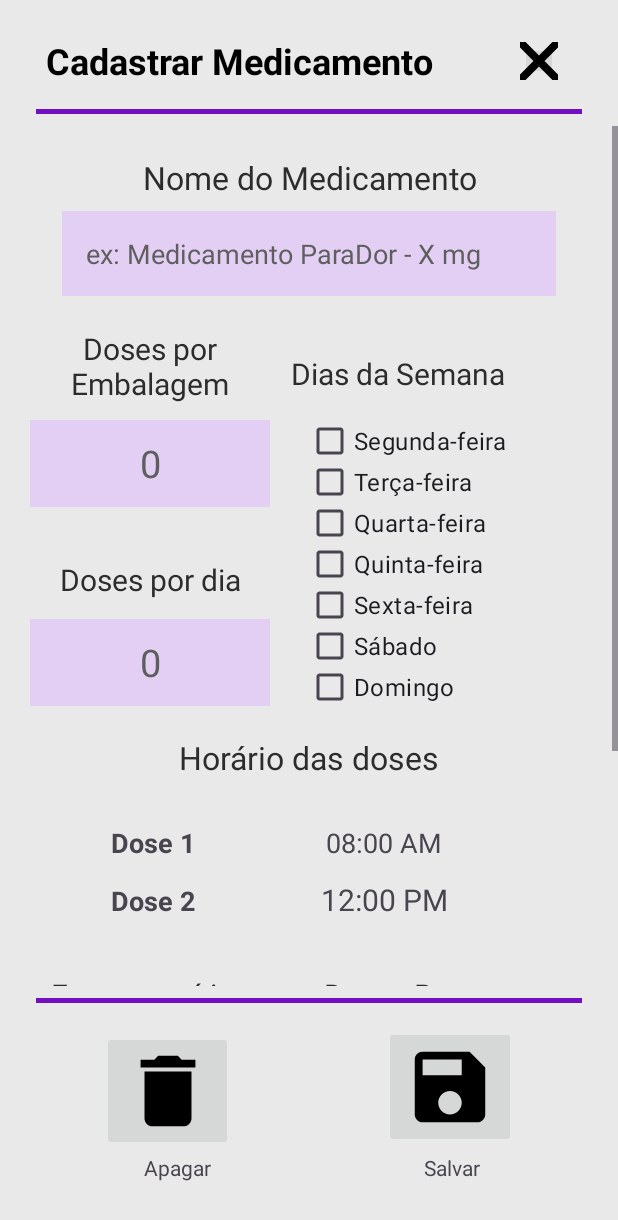
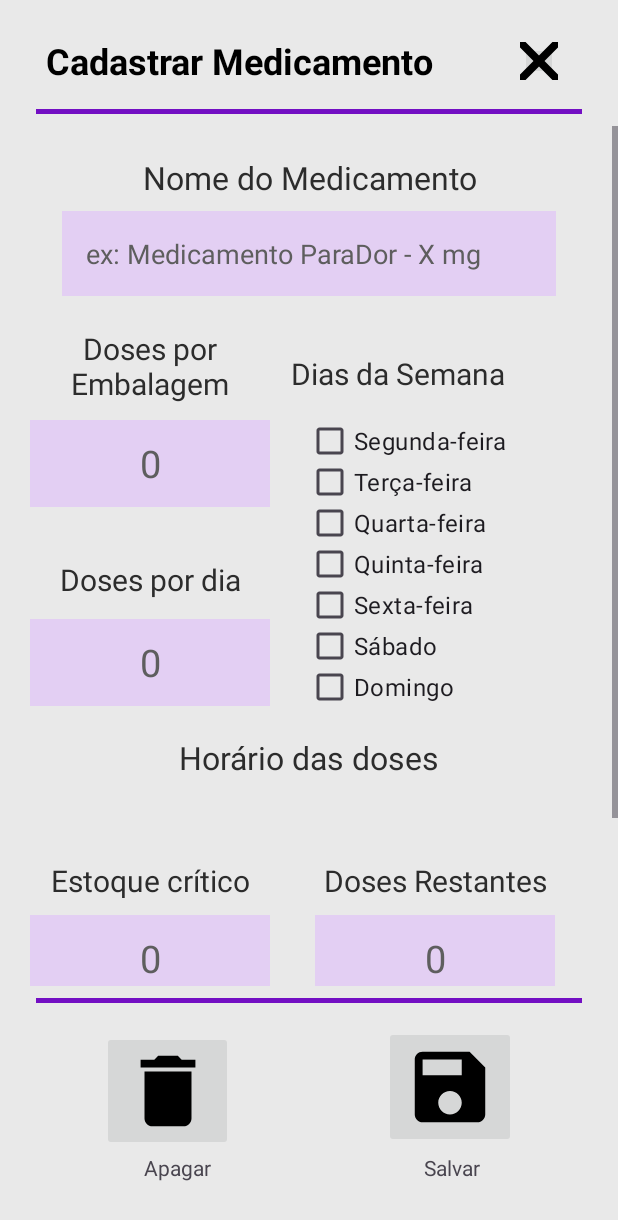
Before and after one commit to MicaelaDinizP/AgendaMed, an Android app: the CadastroMedicamentoActivity screen opened directly, with no data from a screen before it, on a phone screen of 412 x 824 dp. Shown: the top 1220 px of the screen. Run offline under Robolectric (Android 15) with nearby library versions, the phone set to English and light mode, and no system bars.

Commit message:
feat: cadastro permite a inserção de horários conforme o valor descrito no campo doses por dia

```diff
--- a/app/src/main/res/layout/activity_cadastrar_medicamento.xml
+++ b/app/src/main/res/layout/activity_cadastrar_medicamento.xml
@@ -241,45 +241,45 @@
                 android:padding="16dp"
                 android:stretchColumns="1">
 
-                <TableRow>
+<!--                <TableRow>-->
 
-                    <TextView
-                        android:layout_width="wrap_content"
-                        android:layout_height="wrap_content"
-                        android:gravity="center"
-                        android:padding="6dp"
-                        android:text="Dose 1"
-                        android:textSize="18sp"
-                        android:textStyle="bold" />
+<!--                    <TextView-->
+<!--                        android:layout_width="wrap_content"-->
+<!--                        android:layout_height="match_parent"-->
+<!--                        android:gravity="center"-->
+<!--                        android:padding="6dp"-->
+<!--                        android:text="Dose 1"-->
+<!--                        android:textSize="18sp"-->
+<!--                        android:textStyle="bold" />-->
 
-                    <TextView
-                        android:layout_width="wrap_content"
-                        android:layout_height="wrap_content"
-                        android:gravity="center"
-                        android:padding="6dp"
-                        android:text="08:00 AM"
-                        android:textSize="18sp" />
-                </TableRow>
+<!--                    <TextView-->
+<!--                        android:layout_width="wrap_content"-->
+<!--                        android:layout_height="wrap_content"-->
+<!--                        android:gravity="center"-->
+<!--                        android:padding="6dp"-->
+<!--                        android:text="08:00 AM"-->
+<!--                        android:textSize="18sp" />-->
+<!--                </TableRow>-->
 
-                <TableRow>
+<!--                <TableRow>-->
 
-                    <TextView
-                        android:layout_width="100dp"
-                        android:layout_height="wrap_content"
-                        android:gravity="center"
-                        android:padding="6dp"
-                        android:text="Dose 2"
-                        android:textSize="18sp"
-                        android:textStyle="bold" />
+<!--                    <TextView-->
+<!--                        android:layout_width="100dp"-->
+<!--                        android:layout_height="wrap_content"-->
+<!--                        android:gravity="center"-->
+<!--                        android:padding="6dp"-->
+<!--                        android:text="Dose 2"-->
+<!--                        android:textSize="18sp"-->
+<!--                        android:textStyle="bold" />-->
 
-                    <TextView
-                        android:layout_width="wrap_content"
-                        android:layout_height="wrap_content"
-                        android:gravity="center"
-                        android:padding="6dp"
-                        android:text="12:00 PM"
-                        android:textSize="20sp" />
-                </TableRow>
+<!--                    <TextView-->
+<!--                        android:layout_width="wrap_content"-->
+<!--                        android:layout_height="wrap_content"-->
+<!--                        android:gravity="center"-->
+<!--                        android:padding="6dp"-->
+<!--                        android:text="12:00 PM"-->
+<!--                        android:textSize="20sp" />-->
+<!--                </TableRow>-->
 
             </TableLayout>
 
```
Also changed, not shown: app/src/main/java/devandroid/micaela/tcc_agendamed/view/CadastroMedicamentoActivity.java (+56 -10 lines), app/src/main/java/devandroid/micaela/tcc_agendamed/view/MedicamentoActivity.java (+3 -8 lines).
